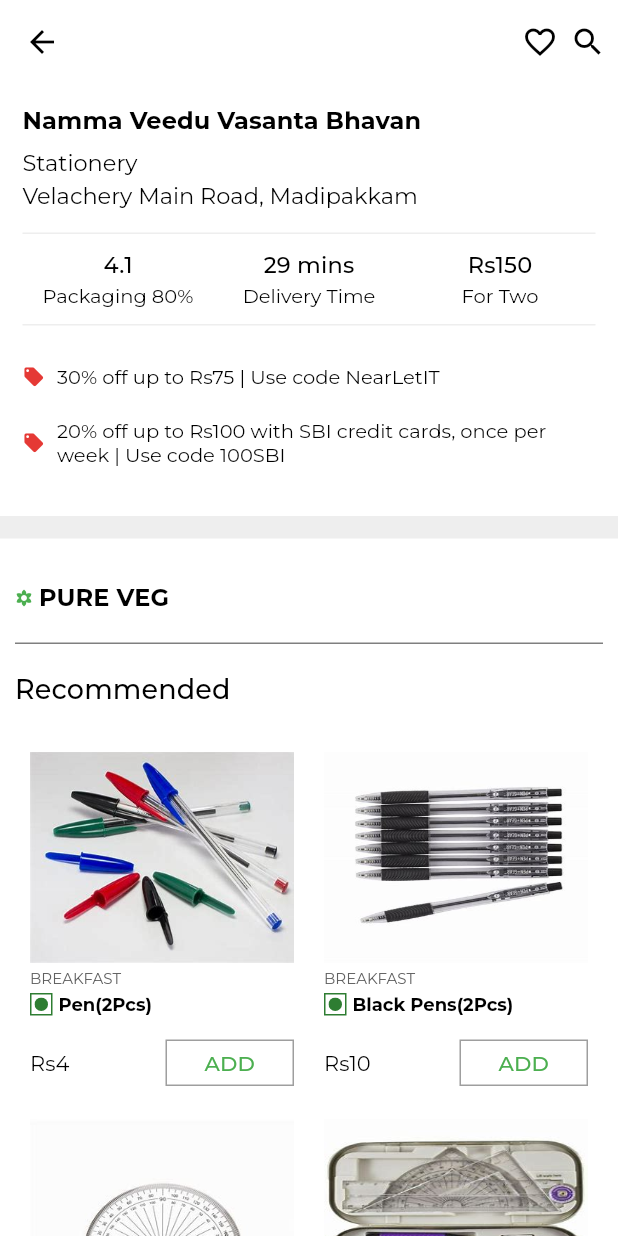
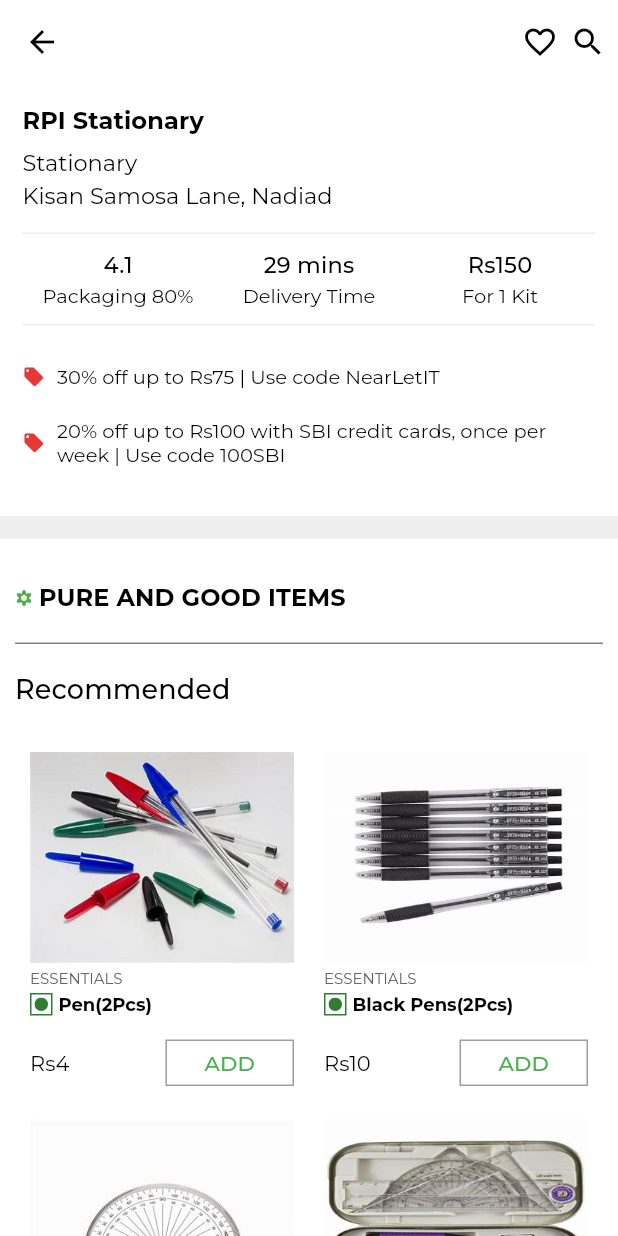
Before and after one commit to JaiMehta04/NearLet-Final, a Flutter app: the ShopDetailScreen screen opened directly, on a phone screen of 412 x 824 dp. Run offline on Flutter 3.47's test engine with Material 2 defaults, Android fonts, the phone set to English and light mode, and no system bars; our stand-ins replace camera, card_swiper, firebase_auth, firebase_core, font_awesome_flutter, google_fonts and 3 more; missing offline and left inert: dialog_flowtter, flutter_tflite; accounts and stored records are empty; project files that could hold a hidden picture were left out.

Commit message:
Update restaurant_detail_screen.dart

```diff
--- a/lib/views/mobile/swiggy/restaurants/restaurant_detail_screen.dart
+++ b/lib/views/mobile/swiggy/restaurants/restaurant_detail_screen.dart
@@ -38,17 +38,17 @@
               crossAxisAlignment: CrossAxisAlignment.start,
               children: <Widget>[
                 Text(
-                  'Namma Veedu Vasanta Bhavan',
+                  'RPI Stationary',
                   style: Theme.of(context)
                       .textTheme
                       .subtitle2!
                       .copyWith(fontWeight: FontWeight.bold, fontSize: 16.0),
                 ),
                 UIHelper.verticalSpaceSmall(),
-                Text('Stationery',
+                Text('Stationary',
                     style: Theme.of(context).textTheme.bodyText1),
                 UIHelper.verticalSpaceExtraSmall(),
-                Text('Velachery Main Road, Madipakkam',
+                Text('Kisan Samosa Lane, Nadiad',
                     style: Theme.of(context).textTheme.bodyText1),
                 UIHelper.verticalSpaceMedium(),
                 const CustomDividerView(dividerHeight: 1.0),
@@ -57,7 +57,7 @@
                   children: <Widget>[
                     _buildVerticalStack(context, '4.1', 'Packaging 80%'),
                     _buildVerticalStack(context, '29 mins', 'Delivery Time'),
-                    _buildVerticalStack(context, 'Rs150', 'For Two'),
+                    _buildVerticalStack(context, 'Rs150', 'For 1 Kit'),
                   ],
                 ),
                 const CustomDividerView(dividerHeight: 1.0),
@@ -91,7 +91,7 @@
                         size: 12.0,
                       ),
                       UIHelper.horizontalSpaceExtraSmall(),
-                      Text('PURE VEG',
+                      Text('PURE AND GOOD ITEMS',
                           style: Theme.of(context)
                               .textTheme
                               .subtitle2!
@@ -127,7 +127,7 @@
           ),
           const CustomDividerView(dividerHeight: 15.0),
           _FoodListView(
-            title: 'Kozhukattaiyum & Paniyarams',
+            title: 'Other Items',
             foods: ShopDetail.getOtherDishes(),
           )
         ],
@@ -215,7 +215,7 @@
                     crossAxisAlignment: CrossAxisAlignment.start,
                     children: <Widget>[
                       Text(
-                        'BREAKFAST',
+                        'ESSENTIALS',
                         style: Theme.of(context).textTheme.bodyText1!.copyWith(
                               fontSize: 10.0,
                               color: Colors.grey[700],
```
